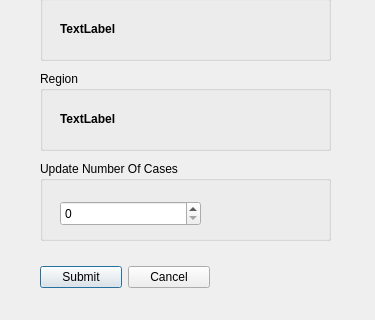
Old version of the form OmegaSquaddApplication/updatecasereport.ui in the repository paulina7m/COMP3004OmegaSquad; both pictures show x 0 to 375 and y 169 to 489 of the 375 by 489 pixel window.
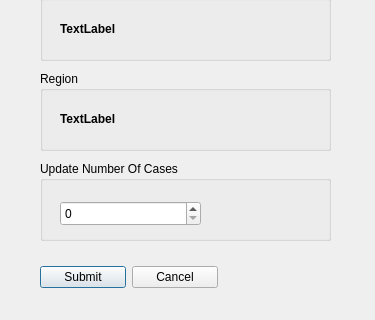
New version of the form.

Commit message: Set the minimum size for each window

What changed in the file:
```diff
--- a/OmegaSquaddApplication/updatecasereport.ui
+++ b/OmegaSquaddApplication/updatecasereport.ui
@@ -13,6 +13,12 @@
     <height>489</height>
    </rect>
   </property>
+  <property name="minimumSize">
+   <size>
+    <width>375</width>
+    <height>489</height>
+   </size>
+  </property>
   <property name="windowTitle">
    <string>Update Epidemic Data</string>
   </property>
@@ -167,7 +173,7 @@
     <rect>
      <x>40</x>
      <y>430</y>
-     <width>170</width>
+     <width>178</width>
      <height>32</height>
     </rect>
    </property>
```
The commit also changes 10 other files.
